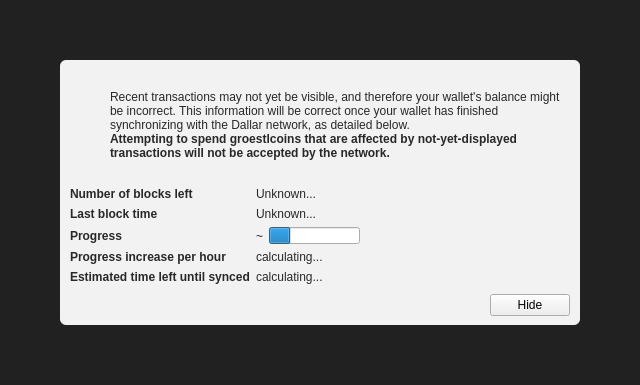
Before: the Qt Designer form src/qt/forms/modaloverlay.ui in dallar-project/dallar, drawn with Qt 5.
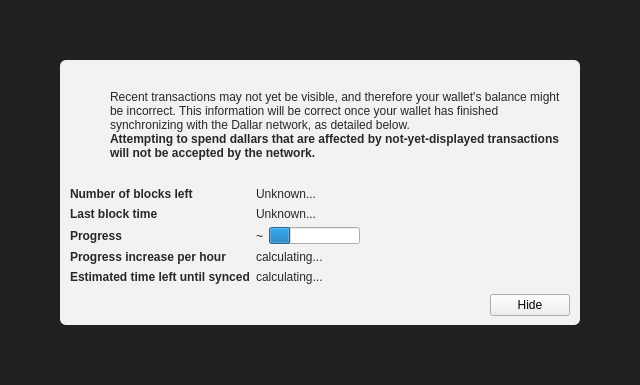
After: the same form once the commit is applied. Icons and pictures are not drawn. Custom widgets are drawn as their Qt base class.

Patch:
```diff
--- a/src/qt/forms/modaloverlay.ui
+++ b/src/qt/forms/modaloverlay.ui
@@ -149,7 +149,7 @@
                 </font>
                </property>
                <property name="text">
-                <string>Attempting to spend groestlcoins that are affected by not-yet-displayed transactions will not be accepted by the network.</string>
+                <string>Attempting to spend dallars that are affected by not-yet-displayed transactions will not be accepted by the network.</string>
                </property>
                <property name="textFormat">
                 <enum>Qt::RichText</enum>
```
